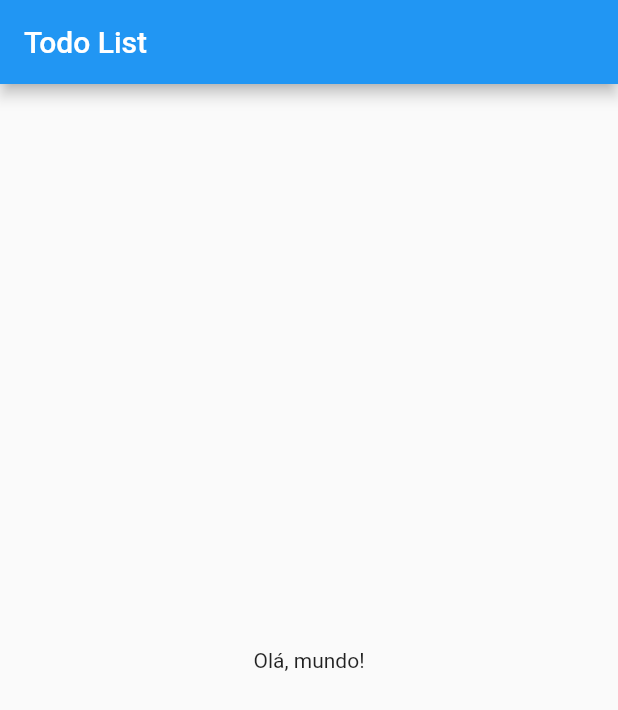
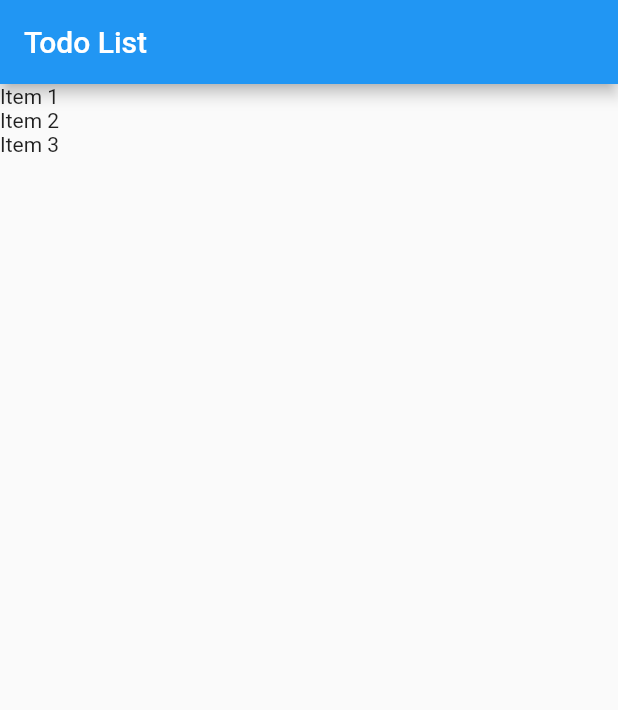
Before and after one commit to robsonsilv4/TodoFlutter, a Flutter app: the screen it shows after launch, on a phone screen of 412 x 824 dp. Shown: the top 710 px of the screen. Run offline on Flutter 3.47's test engine with Material 2 defaults, Android fonts, the phone set to English and light mode, and no system bars.

Commit message:
Criado list view de itens

```diff
--- a/lib/main.dart
+++ b/lib/main.dart
@@ -1,4 +1,5 @@
 import 'package:flutter/material.dart';
+import 'package:todo/models/item.dart';
 
 void main() => runApp(App());
 
@@ -16,7 +17,21 @@ class App extends StatelessWidget {
   }
 }
 
-class HomePage extends StatelessWidget {
+class HomePage extends StatefulWidget {
+  var items = List<Item>();
+
+  HomePage() {
+    items = [];
+    items.add(Item(title: 'Item 1', done: false));
+    items.add(Item(title: 'Item 2', done: true));
+    items.add(Item(title: 'Item 3', done: false));
+  }
+
+  @override
+  _HomePageState createState() => _HomePageState();
+}
+
+class _HomePageState extends State<HomePage> {
   @override
   Widget build(BuildContext context) {
     return Scaffold(
@@ -33,12 +48,11 @@ class HomePage extends StatelessWidget {
         //   )
         // ],
       ),
-      body: Center(
-        child: Container(
-          child: Text(
-            'Olá, mundo!',
-          ),
-        ),
+      body: ListView.builder(
+        itemCount: widget.items.length,
+        itemBuilder: (BuildContext context, int index) {
+          return Text(widget.items[index].title);
+        },
       ),
     );
   }
```
